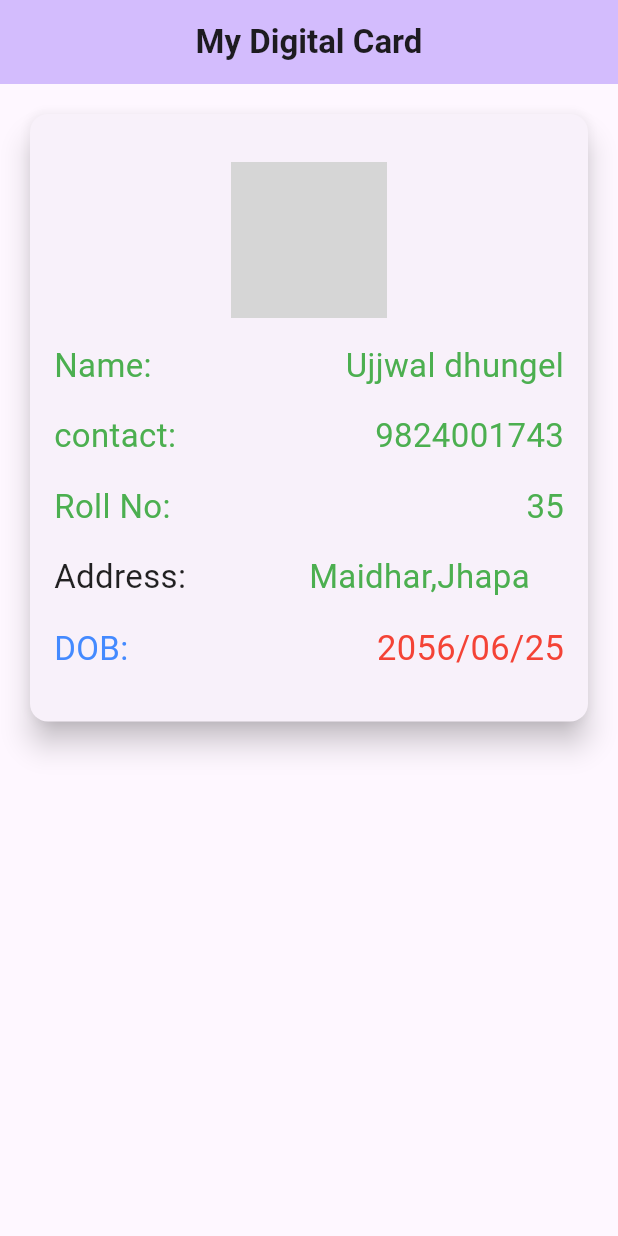
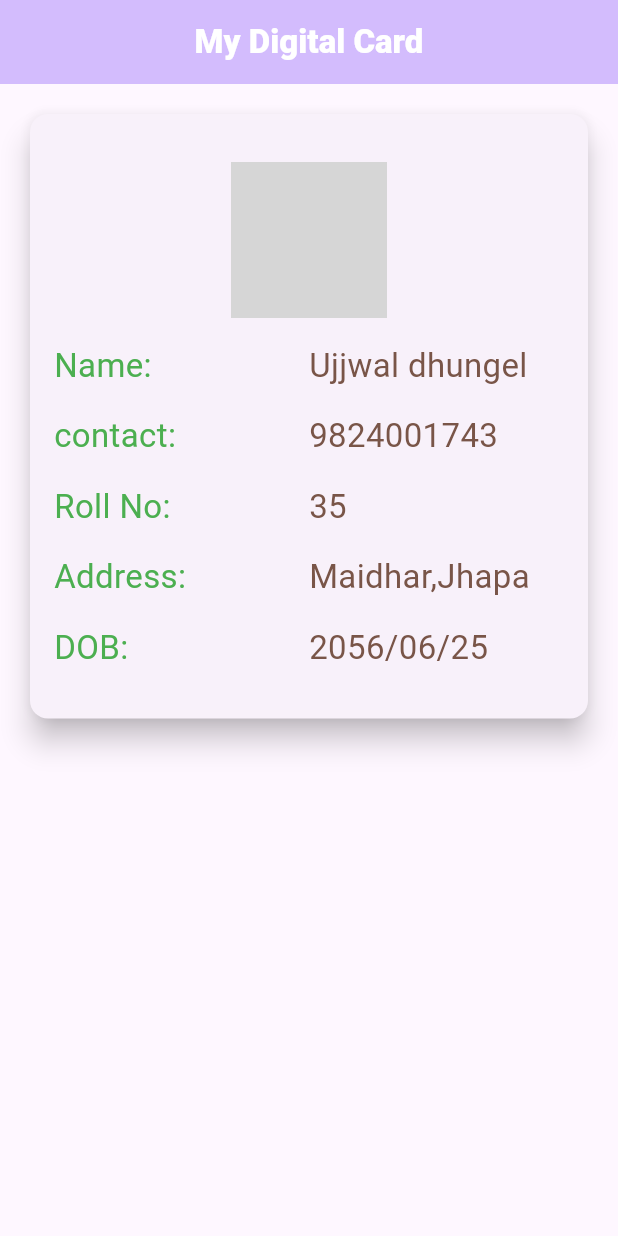
Before and after one commit to dhungel123/myDigitalCard, a Flutter app: the screen it shows after launch, on a phone screen of 412 x 824 dp. Run offline on Flutter 3.47's test engine with Material 2 defaults, Android fonts, the light colour scheme and no system bars; our stand-ins replace google_fonts; network calls fail; Roboto replaces fonts that are missing (Recursive); grey boxes are pictures that could not be loaded.

Commit message:
version 1.0 released

```diff
--- /dev/null
+++ b/lib/core/constants/app_images.dart
@@ -0,0 +1,4 @@
+class AppImages{
+  static String avatar='https://th.bing.com/th/id/OIP.BUHldsdP4pMWNTS7Zc3bKgHaE5?pid=ImgDet&w=1100&h=728&rs=1';
+
+}
--- /dev/null
+++ b/lib/core/constants/app_strings.dart
@@ -0,0 +1,13 @@
+class AppString{
+  static String name="Name:";
+  static String nameValue="Ujjwal dhungel";
+  static String contact="contact:";
+  static String contactValue="9824001743";
+  static String rollNo="Roll No:";
+  static String rollNoValue="35";
+  static String address="Address:";
+  static String addressValue="Maidhar,Jhapa";
+  static String dob="DOB:";
+  static String dobValue="2056/06/25";
+
+}
--- /dev/null
+++ b/lib/core/constants/app_styles.dart
@@ -0,0 +1,11 @@
+
+
+import 'package:flutter/material.dart';
+
+class AppStyles
+{
+  static TextStyle mainStyle= const TextStyle(
+      color: Colors.white,
+      fontWeight: FontWeight.w800
+    );
+}
--- /dev/null
+++ b/lib/feature/digital_card/presentation/my_home_page.dart
@@ -0,0 +1,121 @@
+
+import 'package:first_project/core/constants/app_images.dart';
+import 'package:first_project/core/constants/app_strings.dart';
+import 'package:first_project/core/constants/app_styles.dart';
+import 'package:flutter/material.dart';
+
+class MyHomePage extends StatefulWidget {
+  const MyHomePage({super.key});
+
+
+
+  @override
+  State<MyHomePage> createState() => _MyHomePageState();
+}
+class _MyHomePageState extends State<MyHomePage> {
+
+
+  @override
+  Widget build(BuildContext context) {
+    // This method is rerun every time setState is called, for instance as done
+    // by the _incrementCounter method above.
+    //
+    // The Flutter framework has been optimized to make rerunning build methods
+    // fast, so that you can just rebuild anything that needs updating rather
+    // than having to individually change instances of widgets.
+    return Scaffold(
+      appBar: AppBar(
+        // TRY THIS: Try changing the color here to a specific color (to
+        // Colors.amber, perhaps?) and trigger a hot reload to see the AppBar
+        // change color while the other colors stay the same.
+        backgroundColor: Theme.of(context).colorScheme.inversePrimary,
+        // Here we take the value from the MyHomePage object that was created by
+        // the App.build method, and use it to set our appbar title.
+        title: Text("My Digital Card",style: AppStyles.mainStyle,),
+        centerTitle: true,
+      ),
+      body:  SingleChildScrollView(
+        child: Padding(
+          padding: EdgeInsets.all(16),
+          child: Card(
+            elevation: 8,
+            child: Padding(
+              padding: EdgeInsets.all(16),
+              child: Column(
+
+                  mainAxisAlignment: MainAxisAlignment.center,
+                  children: <Widget>[
+                    SizedBox(height: 16,),
+
+                    CircleAvatar(
+                      radius: 52,
+                      backgroundImage: NetworkImage(AppImages.avatar)
+
+                      ,
+                    ),
+
+                    SizedBox(height: 16,),
+
+                    DigitalCardRow(labelName: AppString.name, labelValue:AppString.nameValue),
+
+
+                    SizedBox(height: 16,),
+
+                    DigitalCardRow(labelName: AppString.contact, labelValue: AppString.contactValue),
+
+                    SizedBox(height: 16,),
+
+                   DigitalCardRow(labelName: AppString.rollNo, labelValue: AppString.rollNoValue),
+
+                    SizedBox(height: 16,),
+
+                    DigitalCardRow(labelName:AppString.address , labelValue:AppString.addressValue ),
+
+
+                    SizedBox(height: 16,),
+
+                  DigitalCardRow(labelName: AppString.dob, labelValue:AppString.dobValue ),
+
+                    SizedBox(height: 16,)
+
+                  ]
+              ),
+            ),
+          ),
+        ),
+      ),
+
+    );
+  }
+
+ Widget DigitalCardRow(
+     {
+   required String labelName,
+   required String labelValue,
+   int? maxline
+ }
+ )
+ {
+    return
+      Row(
+        mainAxisAlignment: MainAxisAlignment.spaceBetween,
+
+        children: [
+          Expanded(
+            child: Text(
+              labelName,
+              style: TextStyle(fontSize: 22,color: Colors.green),
+
+            ),
+          ),
+          Expanded(
+            child: Text(
+              labelValue,
+              maxLines:maxline,
+              style: TextStyle(fontSize: 22,color: Colors.brown),
+              ),
+          )
+        ],
+      );
+  }
+}
--- /dev/null
+++ b/lib/feature/digital_card/presentation/widgets/digital_card_row.dart
@@ -0,0 +1,43 @@
+
+import 'package:flutter/material.dart';
+
+class DigitalCardRow extends StatelessWidget {
+  const DigitalCardRow(
+      {
+        Key? key,
+        required this.labelName,
+        required this.labelValue,
+        this.maxLines
+      }
+      ) : super(key: key);
+  //first declare the variable
+  // And pass them in constructor
+  final String labelName;
+  final String labelValue;
+  final int? maxLines;
+
+  @override
+  Widget build(BuildContext context) {
+    return   Row(
+      mainAxisAlignment: MainAxisAlignment.spaceBetween,
+
+      children: [
+        Expanded(
+          child: Text(
+            labelName,
+            style: TextStyle(fontSize: 22,color: Colors.green),
+
+          ),
+        ),
+        Expanded(
+          child: Text(
+            labelValue,
+            maxLines:maxLines,
+            style: TextStyle(fontSize: 22,color: Colors.brown),
+          ),
+        )
+      ],
+    );
+  }
+
+}
--- a/lib/main.dart
+++ b/lib/main.dart
@@ -1,5 +1,7 @@
 import 'package:flutter/material.dart';
 import 'package:google_fonts/google_fonts.dart';
+
+import 'feature/digital_card/presentation/my_home_page.dart';
 
 /*
 * Starting pint of our flutter o\project
@@ -30,128 +32,8 @@ class MyApp extends StatelessWidget {
   }
 }
 
-class MyHomePage extends StatefulWidget {
-  const MyHomePage({super.key});
 
 
-
-  @override
-  State<MyHomePage> createState() => _MyHomePageState();
-}
-
-class _MyHomePageState extends State<MyHomePage> {
-
-
-  @override
-  Widget build(BuildContext context) {
-    // This method is rerun every time setState is called, for instance as done
-    // by the _incrementCounter method above.
-    //
-    // The Flutter framework has been optimized to make rerunning build methods
-    // fast, so that you can just rebuild anything that needs updating rather
-    // than having to individually change instances of widgets.
-    return Scaffold(
-      appBar: AppBar(
-        // TRY THIS: Try changing the color here to a specific color (to
-        // Colors.amber, perhaps?) and trigger a hot reload to see the AppBar
-        // change color while the other colors stay the same.
-        backgroundColor: Theme.of(context).colorScheme.inversePrimary,
-        // Here we take the value from the MyHomePage object that was created by
-        // the App.build method, and use it to set our appbar title.
-        title: const Text("My Digital Card",style: TextStyle(fontWeight: FontWeight.bold),),
-        centerTitle: true,
-      ),
-      body:const  SingleChildScrollView(
-        child: Padding(
-          padding: EdgeInsets.all(16),
-          child: Card(
-            elevation: 8,
-            child: Padding(
-              padding: EdgeInsets.all(16),
-              child: Column(
-
-                mainAxisAlignment: MainAxisAlignment.center,
-                children: <Widget>[
-                  SizedBox(height: 16,),
-
-                 CircleAvatar(
-                   radius: 52,
-                     backgroundImage: NetworkImage('https://th.bing.com/th/id/OIP.BUHldsdP4pMWNTS7Zc3bKgHaE5?pid=ImgDet&w=1100&h=728&rs=1')
-
-                     ,
-                 ),
-                 SizedBox(height: 16,),
-
-
-                 Row(
-                   mainAxisAlignment: MainAxisAlignment.spaceBetween,
-
-                    children: [
-                      Text(
-                        'Name: ',style: TextStyle(fontSize: 22,color: Colors.green),
-
-                      ),
-                      Text('Ujjwal dhungel',style: TextStyle(fontSize: 22,color: Colors.green),
-                        maxLines:2,)
-                    ],
-                  ),
-                  SizedBox(height: 16,),
-
-                  Row(
-                    mainAxisAlignment: MainAxisAlignment.spaceBetween,
-                    children: [
-                      Text('contact:',style: TextStyle(fontSize:22,color: Colors.green ),),
-                      Text('9824001743',style: TextStyle(fontSize:22,color: Colors.green ),)
-                    ],
-                  ),
-                  SizedBox(height: 16,),
-
-                  Row(
-                    mainAxisAlignment: MainAxisAlignment.spaceBetween,
-                    children: [
-                      Text('Roll No:',style: TextStyle(fontSize: 22,color: Colors.green),),
-                      Text('35',style: TextStyle(fontSize:22,color: Colors.green ),)
-                    ],
-                  ),
-                  SizedBox(height: 16,),
-
-
-                  Row(
-                    mainAxisAlignment: MainAxisAlignment.spaceBetween,
-                    children: [
-                      Expanded(
-
-                          child: Text('Address:',style: TextStyle(fontSize: 22,color: Colors.black87),)
-                      ),
-                    Expanded(
-                      //flex: 2,
-                      child: Text('Maidhar,Jhapa',style: TextStyle(fontSize: 22,color: Colors.green),
-                      maxLines: 3,
-                      ),
-                    )
-                    ],
-                  ),
-                  SizedBox(height: 16,),
-
-                  Row(
-                    mainAxisAlignment: MainAxisAlignment.spaceBetween,
-                    children: [
-                      Text('DOB:',style: TextStyle(fontSize: 22,color: Colors.blueAccent),),
-                      Text('2056/06/25',style: TextStyle(fontSize: 23,color: Colors.red),)
-                    ],
-                  ),
-                  SizedBox(height: 16,)
-
-                ]
-              ),
-            ),
-          ),
-        ),
-      ),
-
-    );
-  }
-}
 
 
 
```
Also changed, not shown: pubspec.yaml (+9 -1 lines), assets/A.png (deleted), assets/B.png (deleted), assets/C.png (deleted), assets/id-card.png (added), pubspec.lock, 32 other files.
